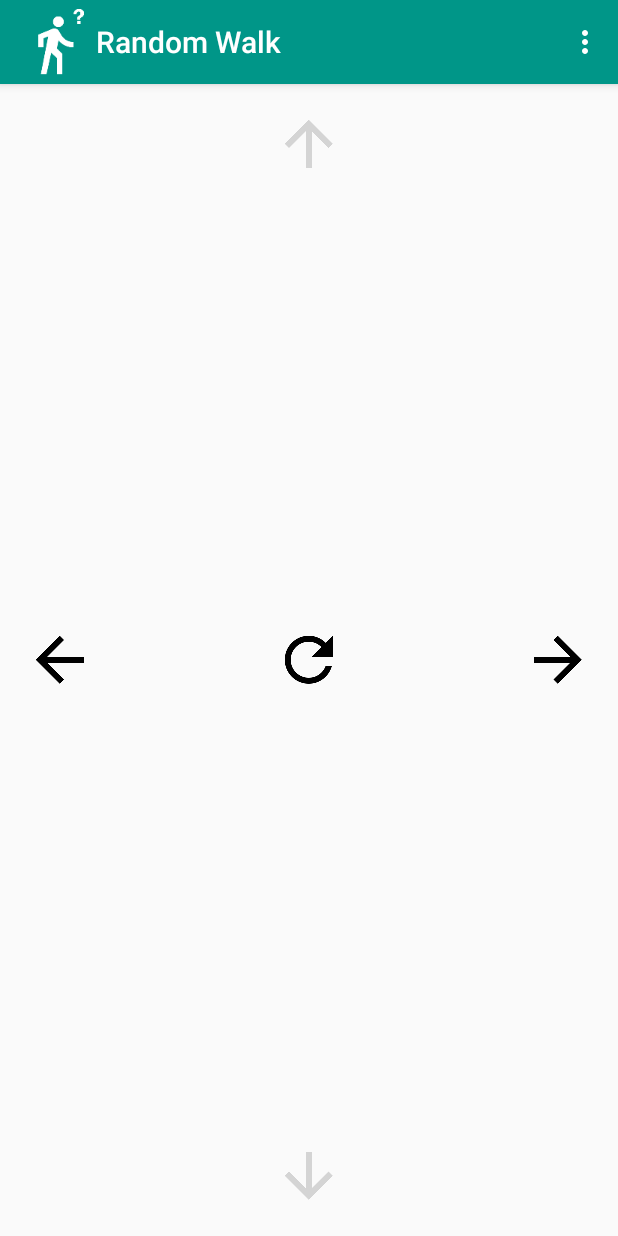
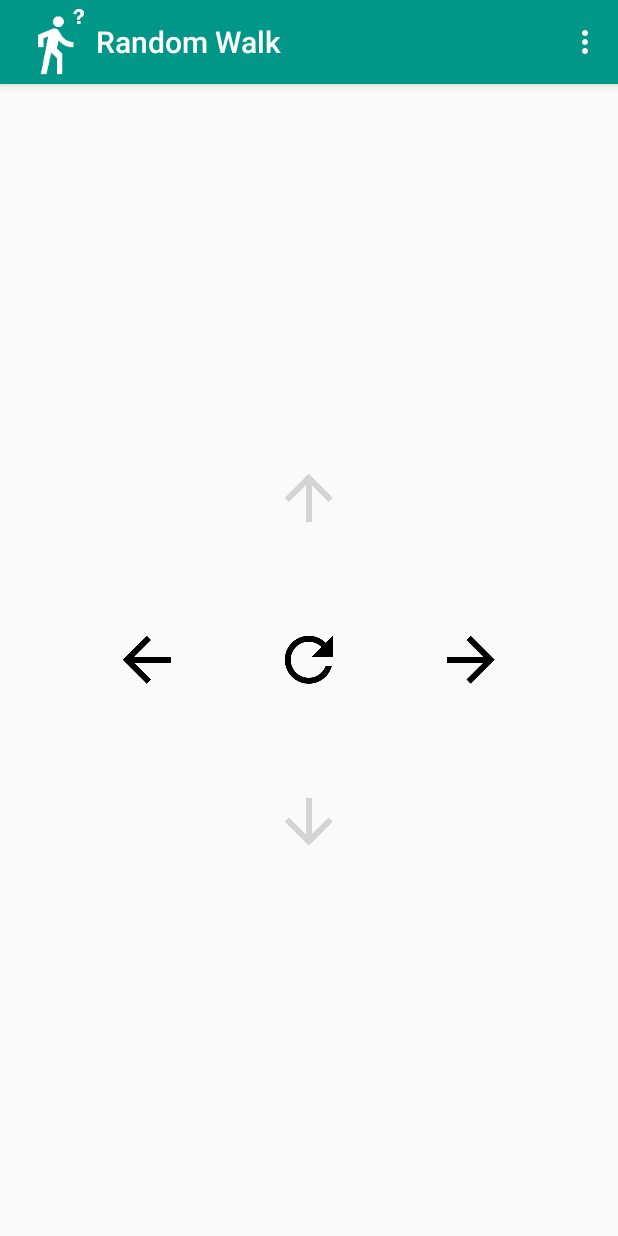
Before and after one commit to sho-87/random-walk, an Android app: the screen it shows after launch (MainActivity), on a phone screen of 412 x 824 dp. Run offline under Robolectric (Android 15) with nearby library versions, the phone set to English and light mode, and no system bars.

Commit message:
Tidy up positioning of arrows

```diff
--- a/app/src/main/res/layout/content_main.xml
+++ b/app/src/main/res/layout/content_main.xml
@@ -14,54 +14,6 @@
     tools:showIn="@layout/activity_main">
 
     <ImageButton
-        android:id="@+id/forwardButton"
-        android:layout_width="wrap_content"
-        android:layout_height="wrap_content"
-        android:layout_alignParentTop="true"
-        android:layout_centerHorizontal="true"
-        android:background="@null"
-        android:clickable="false"
-        android:contentDescription="@string/forward_button"
-        android:src="@drawable/ic_arrow_upward_black_48dp"
-        android:tint="@color/buttonSelected"
-        />
-
-    <ImageButton
-        android:id="@+id/backButton"
-        android:layout_width="wrap_content"
-        android:layout_height="wrap_content"
-        android:layout_alignParentBottom="true"
-        android:layout_centerHorizontal="true"
-        android:background="@null"
-        android:contentDescription="@string/back_button"
-        android:src="@drawable/ic_arrow_downward_black_48dp"
-        android:tint="@color/buttonSelected"/>
-
-    <ImageButton
-        android:id="@+id/leftButton"
-        android:layout_width="wrap_content"
-        android:layout_height="wrap_content"
-        android:layout_alignParentLeft="true"
-        android:layout_alignParentStart="true"
-        android:layout_centerVertical="true"
-        android:background="@null"
-        android:contentDescription="@string/left_button"
-        android:src="@drawable/ic_arrow_back_black_48dp"
-        android:tint="@color/buttonSelected"/>
-
-    <ImageButton
-        android:id="@+id/rightButton"
-        android:layout_width="wrap_content"
-        android:layout_height="wrap_content"
-        android:layout_alignParentEnd="true"
-        android:layout_alignParentRight="true"
-        android:layout_centerVertical="true"
-        android:background="@null"
-        android:contentDescription="@string/right_button"
-        android:src="@drawable/ic_arrow_forward_black_48dp"
-        android:tint="@color/buttonSelected"/>
-
-    <ImageButton
         android:id="@+id/randomButton"
         android:layout_width="wrap_content"
         android:layout_height="wrap_content"
@@ -72,13 +24,67 @@
         android:src="@drawable/ic_refresh_black_48dp"
         android:tint="@color/buttonSelected"/>
 
+    <ImageButton
+        android:id="@+id/forwardButton"
+        android:layout_width="wrap_content"
+        android:layout_height="wrap_content"
+        android:layout_above="@+id/randomButton"
+        android:layout_centerHorizontal="true"
+        android:layout_marginBottom="60dp"
+        android:background="@null"
+        android:clickable="false"
+        android:contentDescription="@string/forward_button"
+        android:src="@drawable/ic_arrow_upward_black_48dp"
+        android:tint="@color/buttonSelected"/>
+
+    <ImageButton
+        android:id="@+id/backButton"
+        android:layout_width="wrap_content"
+        android:layout_height="wrap_content"
+        android:layout_below="@+id/randomButton"
+        android:layout_centerHorizontal="true"
+        android:layout_marginTop="60dp"
+        android:background="@null"
+        android:contentDescription="@string/back_button"
+        android:src="@drawable/ic_arrow_downward_black_48dp"
+        android:tint="@color/buttonSelected"/>
+
+    <ImageButton
+        android:id="@+id/leftButton"
+        android:layout_width="wrap_content"
+        android:layout_height="wrap_content"
+        android:layout_centerVertical="true"
+        android:layout_marginEnd="60dp"
+        android:layout_marginRight="60dp"
+        android:layout_toLeftOf="@+id/randomButton"
+        android:layout_toStartOf="@+id/randomButton"
+        android:background="@null"
+        android:contentDescription="@string/left_button"
+        android:src="@drawable/ic_arrow_back_black_48dp"
+        android:tint="@color/buttonSelected"/>
+
+    <ImageButton
+        android:id="@+id/rightButton"
+        android:layout_width="wrap_content"
+        android:layout_height="wrap_content"
+        android:layout_centerVertical="true"
+        android:layout_marginLeft="60dp"
+        android:layout_marginStart="60dp"
+        android:layout_toEndOf="@+id/randomButton"
+        android:layout_toRightOf="@+id/randomButton"
+        android:background="@null"
+        android:contentDescription="@string/right_button"
+        android:src="@drawable/ic_arrow_forward_black_48dp"
+        android:tint="@color/buttonSelected"/>
+
     <TextView
         android:id="@+id/directionText"
         android:layout_width="wrap_content"
         android:layout_height="wrap_content"
         android:layout_below="@+id/randomButton"
         android:layout_centerHorizontal="true"
-        android:layout_marginTop="10dp"
+        android:layout_alignParentTop="true"
+        android:layout_marginTop="50dp"
         android:text=""
         android:textAppearance="?android:attr/textAppearanceLarge"/>
 </RelativeLayout>
```
